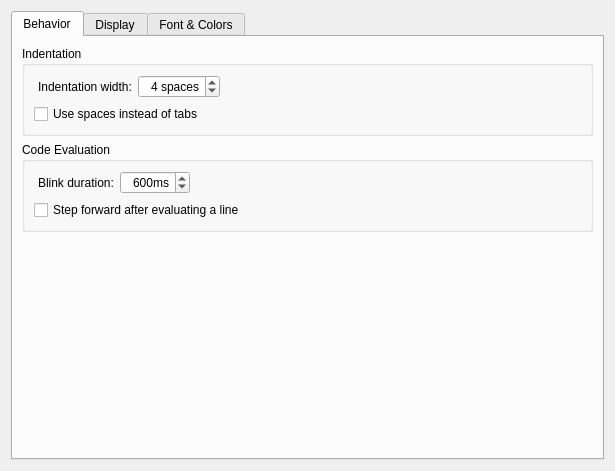
supercollider/supercollider, file editors/sc-ide/forms/settings_editor.ui: the form before one commit.
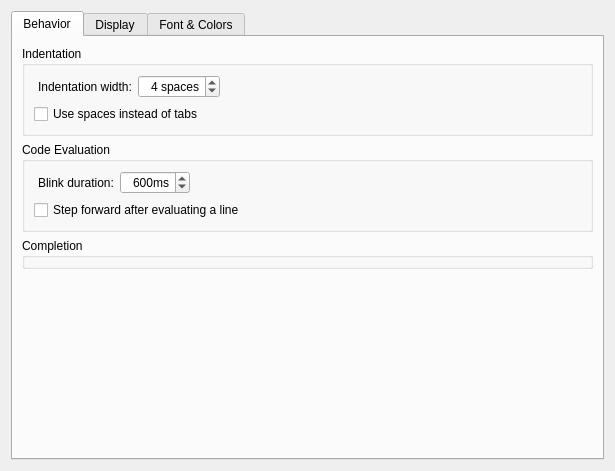
The form after the commit. Custom widgets are drawn as their Qt base class.

Commit message:
sc ide: settings editor: move insertMatchingTokens setting
 - insertMatchingTokens setting is now in Editor>Behavior>Completion

```diff
--- a/editors/sc-ide/forms/settings_editor.ui
+++ b/editors/sc-ide/forms/settings_editor.ui
@@ -158,6 +158,20 @@
           </layout>
          </widget>
         </item>
+        <item>
+         <widget class="QGroupBox" name="groupBox_5">
+          <property name="title">
+           <string>Completion</string>
+          </property>
+           <item>
+            <widget class="QCheckBox" name="insertMatchingTokens">
+             <property name="text">
+              <string>Auto insert matching parentheses, brackets, quotes</string>
+             </property>
+            </widget>
+           </item>
+         </widget>
+        </item>
         <item>
          <spacer name="verticalSpacer">
           <property name="orientation">
```
Left out of the diff: 7 changed lines with no effect on the pictures.
